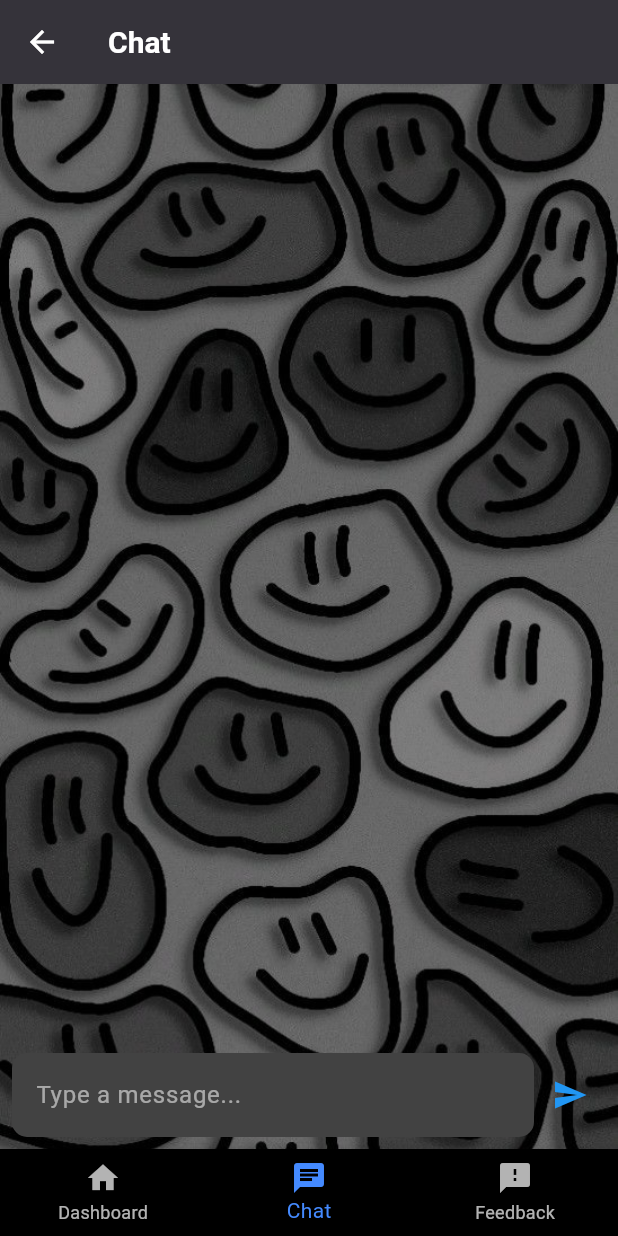
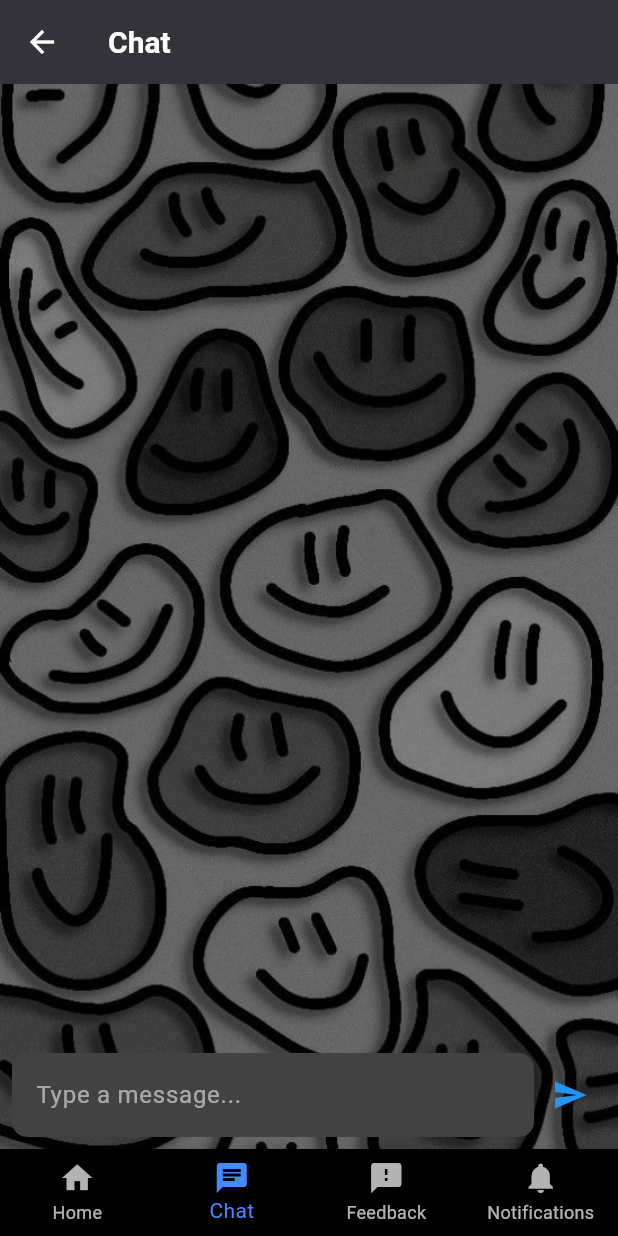
Before and after one commit to shifaaKh28/BodyAndMind, a Flutter app: the TraineeDashboard screen opened by its route, item 2 of the bottom bar chosen, on a phone screen of 412 x 824 dp. Run offline on Flutter 3.47's test engine with Material 3 defaults, Android fonts, the light colour scheme and no system bars; our stand-ins replace cloud_firestore, firebase_auth, firebase_core, firebase_storage, google_sign_in, image_picker; missing offline and left inert: flutter_facebook_auth; accounts and stored records are empty.

Commit message:
Update dashboard.dart

```diff
--- a/lib/screens/trainee/dashboard.dart
+++ b/lib/screens/trainee/dashboard.dart
@@ -6,6 +6,7 @@
 import 'profile/schedule.dart';
 import 'profile/exercises.dart';
 import 'profile/body_stats.dart';
+import 'profile/receivenotifications.dart'; // ✅ Import Notifications
 
 class TraineeDashboard extends StatefulWidget {
   @override
@@ -26,7 +27,7 @@
     super.initState();
     _fetchTraineeDetails();
 
-    // Initialize animation controller for staggered card animation
+    // Initialize animation controller for staggered animations
     _animationController = AnimationController(
       vsync: this,
       duration: Duration(milliseconds: 1500),
@@ -47,7 +48,6 @@
       ));
     });
 
-    // Start animations
     _animationController.forward();
   }
 
@@ -103,8 +103,9 @@
               index: _currentTabIndex,
               children: [
                 _buildDashboardContent(),
-                ChatScreen(userType: 'trainee'), // Use ChatScreen for Chat
+                ChatScreen(userType: 'trainee'),
                 _buildFeedbackScreen(),
+                ReceiveNotifications(), // ✅ Added Notifications Screen
               ],
             ),
           ),
@@ -245,19 +246,12 @@
       unselectedItemColor: Colors.white70,
       backgroundColor: Colors.black,
       items: [
-        BottomNavigationBarItem(
-          icon: Icon(Icons.home),
-          label: 'Dashboard',
-        ),
-        BottomNavigationBarItem(
-          icon: Icon(Icons.chat),
-          label: 'Chat',
-        ),
-        BottomNavigationBarItem(
-          icon: Icon(Icons.feedback),
-          label: 'Feedback',
-        ),
+        BottomNavigationBarItem(icon: Icon(Icons.home), label: 'Home'),
+        BottomNavigationBarItem(icon: Icon(Icons.chat), label: 'Chat'),
+        BottomNavigationBarItem(icon: Icon(Icons.feedback), label: 'Feedback'),
+        BottomNavigationBarItem(icon: Icon(Icons.notifications), label: 'Notifications'),
       ],
+      type: BottomNavigationBarType.fixed,
     );
   }
 }
```
